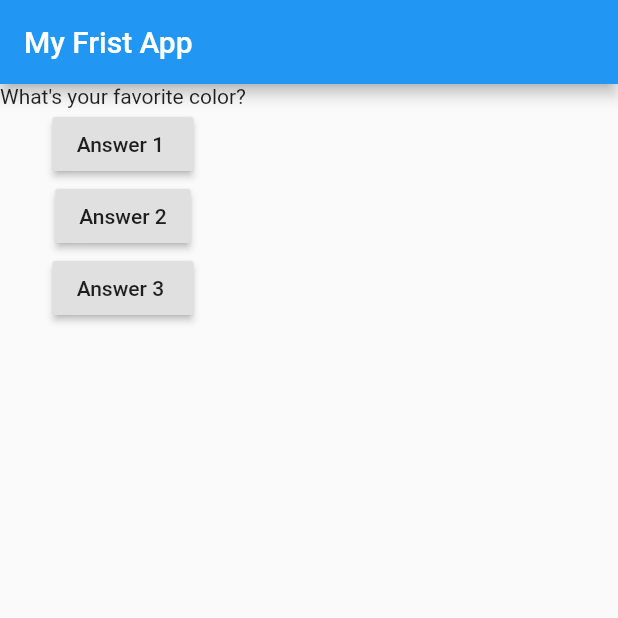
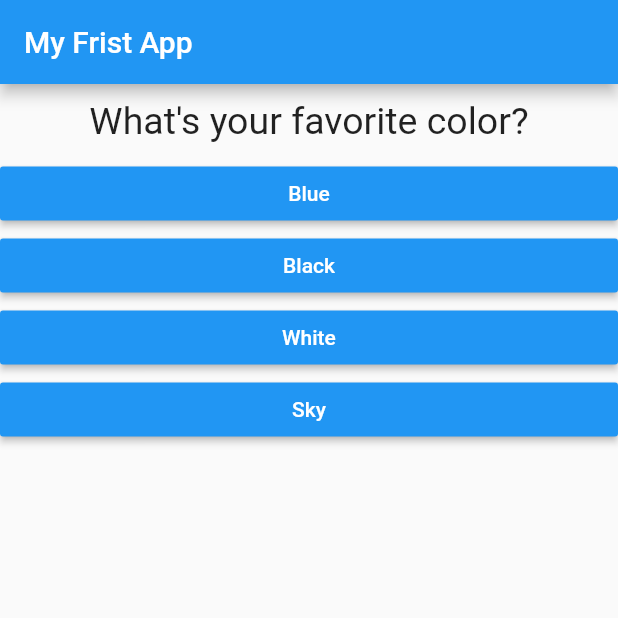
Before and after one commit to dosoung/Flutter, a Flutter app: the screen it shows after launch, on a phone screen of 412 x 824 dp, the top half of it. Run offline on Flutter 3.47's test engine with Material 2 defaults, Android fonts, the phone set to English and light mode, and no system bars.

Commit message:
Separate Class

```diff
--- /dev/null
+++ b/guide/lib/answer.dart
@@ -0,0 +1,19 @@
+import 'package:flutter/material.dart';
+
+class Answer extends StatelessWidget {
+  final Function selectHandler; //answerQuestion함수를 사용하기 위해 프로퍼티 지정
+  final String answerText;
+  Answer(this.selectHandler, this.answerText); //생성자로 초기화
+
+  @override
+  Widget build(BuildContext context) {
+    return Container(
+      width: double.infinity,
+      child: RaisedButton(
+          color: Colors.blue,
+          textColor: Colors.white,
+          child: Text(answerText),
+          onPressed: selectHandler),
+    );
+  }
+}
--- a/guide/lib/main.dart
+++ b/guide/lib/main.dart
@@ -1,5 +1,6 @@
 import 'package:flutter/material.dart';
-import 'package:flutter/semantics.dart';
+import './question.dart';
+import './answer.dart';
 
 // void main() {
 //   runApp(MyApp());
@@ -11,28 +12,38 @@ class MyApp extends StatefulWidget {
   @override
   State<StatefulWidget> createState() {
     // TODO: implement createState
-    return MyAppState();
+    return _MyAppState();
   }
 }
 
 //<MyApp>사용 하면 MyApp에 속해 있는 클래스인것 을 안다.
-class MyAppState extends State<MyApp> {
-  var questionIndex = 0;
+// _ 이 언더바는 private를 의미한다 다른곳에서 사용할 수 없게한다.
+class _MyAppState extends State<MyApp> {
+  var _questionIndex = 0;
   //build는 widget실행시 항상 필요함 widget을 리턴해야 하므로
   //widget은 항상 statelesswidget 또는 stateful widget을 가짐
+
+  void _answerQuestion() {
+    setState(() {
+      _questionIndex = _questionIndex + 1;
+    });
+  }
+
   @override
   Widget build(BuildContext context) {
-    void answerQuestion() {
-      setState(() {
-        questionIndex = questionIndex + 1;
-      });
-
-      print(questionIndex);
-    }
-
-    var questions = [
-      'What\'s your favorite color?',
-      'What\'s your favorite animal?',
+    const questions = [
+      {
+        'questionText': 'What\'s your favorite color?',
+        'answers': ['Blue', 'Black', 'White', 'Sky'],
+      },
+      {
+        'questionText': 'What\'s your favorite animal?',
+        'answers': ['Dog', 'Cat', 'Lion', 'Giraffe'],
+      },
+      {
+        'questionText': 'Who\'s your favorit instructor?',
+        'answers': ['Dohyun', 'SOUNG', 'DOSOUNG', 'Hello'],
+      },
     ];
 
     //context 는 object이다.
@@ -45,22 +56,15 @@ class MyAppState extends State<MyApp> {
         ),
         body: Column(
           children: [
-            Text(
-              questions[questionIndex],
+            //Text => Question
+            Question(
+              questions[_questionIndex]['questionText'],
             ),
-            RaisedButton(
-              child: Text('Answer 1 '),
-              onPressed: answerQuestion,
-            ),
-            RaisedButton(
-              child: Text('Answer 2'),
-              onPressed: () {
-                print('Answer 2 Chosen!');
-              },
-            ),
-            RaisedButton(
-                child: Text('Answer 3 '),
-                onPressed: () => {print('Answer 3 Chosen!')}),
+            //dart가 answer키가 가지고 있는 벨류가 어떤 타입인지 모르므로 우리가 리스트라고 말해준다.
+            ...(questions[_questionIndex]['answers'] as List<String>)
+                .map((answer) {
+              return Answer(_answerQuestion, answer);
+            }).toList() //Answer
           ],
         ),
       ),
--- /dev/null
+++ b/guide/lib/question.dart
@@ -0,0 +1,21 @@
+import 'package:flutter/material.dart';
+
+class Question extends StatelessWidget {
+  //초기화 안했을때는 변수타입을 해주는 게 좋다.
+  //final을 사용하면 생성자에서 할당 되어 객체가 생성 되고부터는 변수를 바꿀 수 없다는 것이다.
+  final String questionText;
+
+  Question(this.questionText); //순서로 인식함 만약 이름으로 인식하게 해주고 싶으면 {} 써야댐
+
+  @override
+  Widget build(BuildContext context) {
+    return Container(
+        width: double.infinity,
+        margin: EdgeInsets.all(10),
+        child: Text(
+          questionText,
+          style: TextStyle(fontSize: 25),
+          textAlign: TextAlign.center,
+        ));
+  }
+}
```
